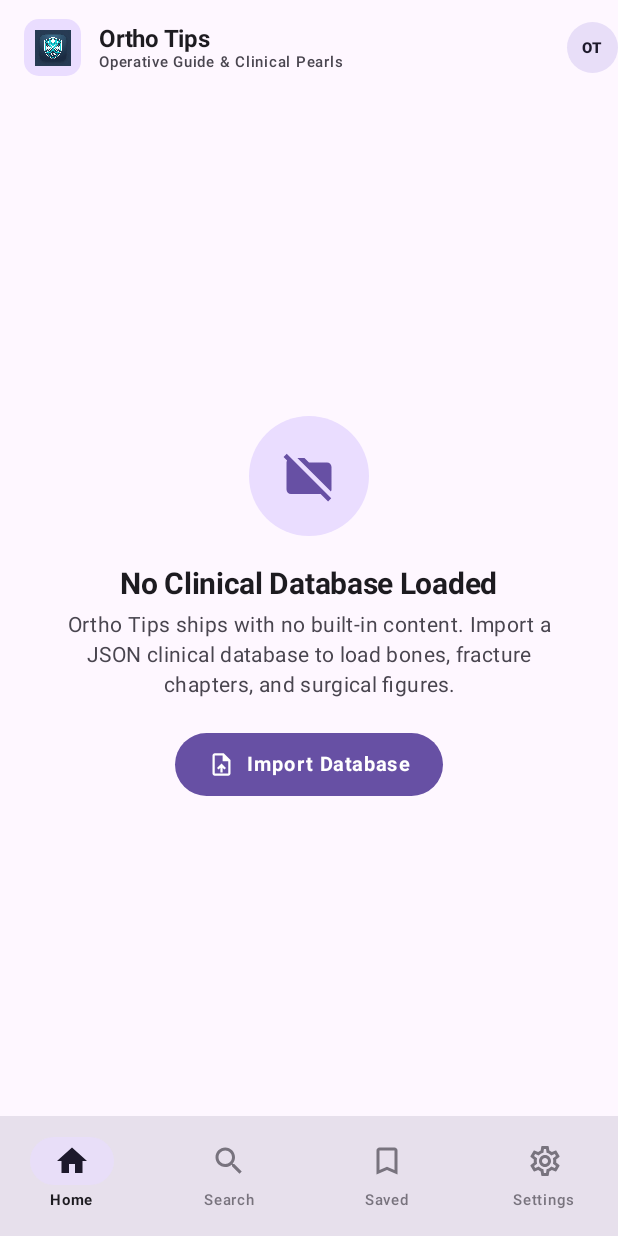
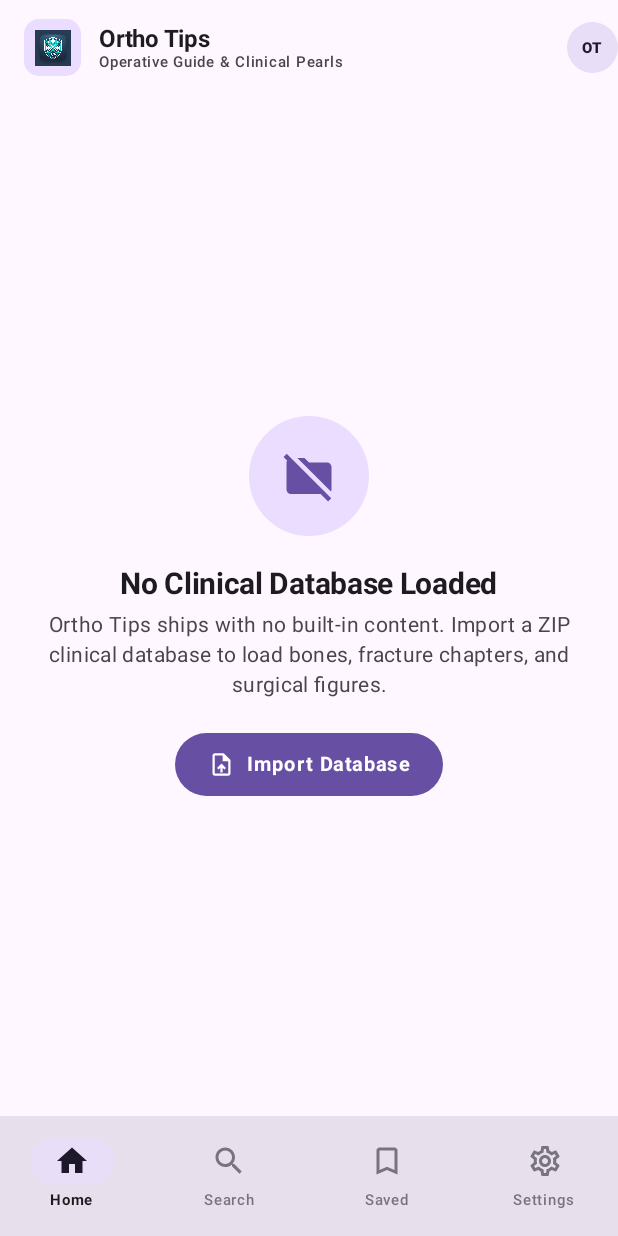
Before and after one commit to DrMerahYoucef/Ortho-Tips, an Android app built with Jetpack Compose: the screen it shows after launch (MainActivity), on a phone screen of 412 x 824 dp. Run offline under Robolectric (Android 15) with nearby library versions, the phone set to English and light mode, and no system bars; our stand-ins replace Room's generated code.

Commit message:
Update HomeScreen.kt

```diff
--- a/app/src/main/java/com/example/ui/screens/home/HomeScreen.kt
+++ b/app/src/main/java/com/example/ui/screens/home/HomeScreen.kt
@@ -403,7 +403,7 @@ private fun EmptyDatabaseState(
         Spacer(modifier = Modifier.height(8.dp))
 
         Text(
-            text = "Ortho Tips ships with no built-in content. Import a JSON clinical database to load bones, fracture chapters, and surgical figures.",
+            text = "Ortho Tips ships with no built-in content. Import a ZIP clinical database to load bones, fracture chapters, and surgical figures.",
             style = MaterialTheme.typography.bodyMedium,
             color = MaterialTheme.colorScheme.onSurfaceVariant,
             textAlign = androidx.compose.ui.text.style.TextAlign.Center,
```
